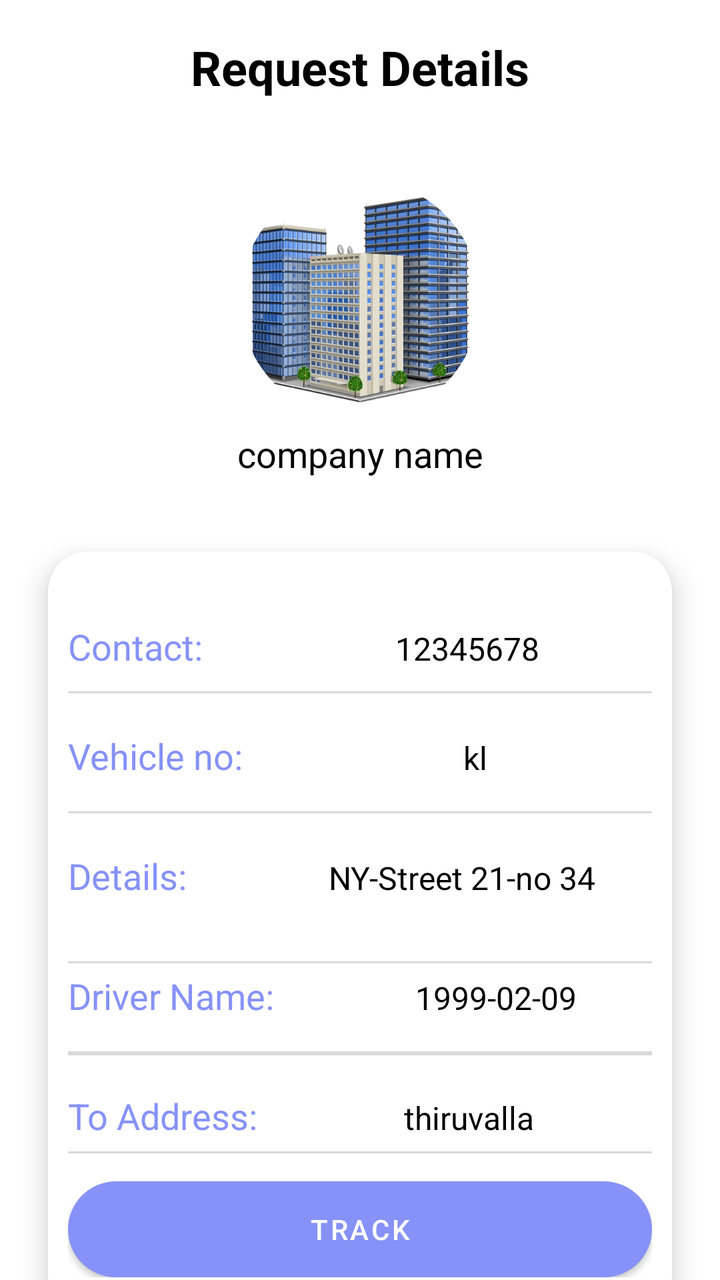
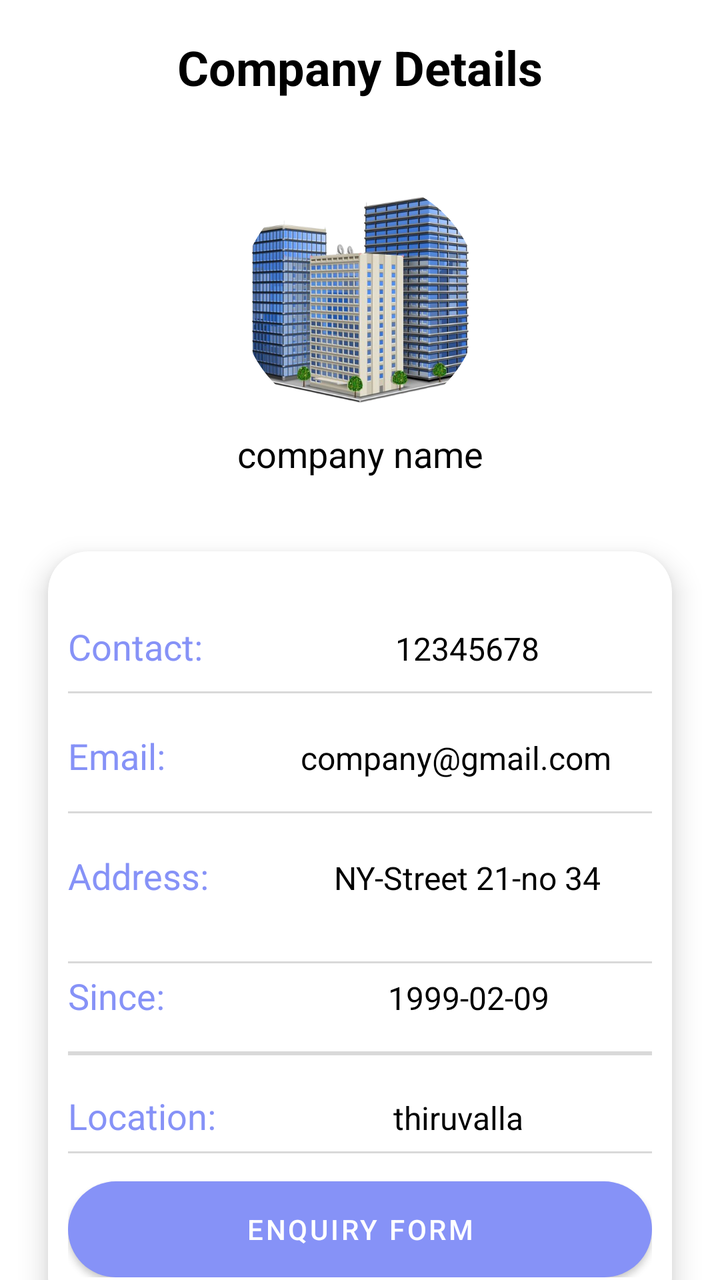

An Android layout rendered at two revisions. The XML below is the earlier revision; the diff shows what the commit changed to produce the second picture.
<!-- AndroidManifest.xml: application theme Base.Theme.GoBetween -->
<!-- res/layout/activity_company_details.xml -->
<?xml version="1.0" encoding="utf-8"?>
<LinearLayout
    xmlns:android="http://schemas.android.com/apk/res/android"
    xmlns:app="http://schemas.android.com/apk/res-auto"
    xmlns:tools="http://schemas.android.com/tools"
    android:layout_width="match_parent"
    android:layout_height="match_parent"
    android:orientation="vertical"
    tools:context=".CompanyDetails">
    <ImageView
        android:id="@+id/arrow"
        android:layout_width="35dp"
        android:layout_height="47dp"
        android:layout_gravity="start|center_vertical|center"
        android:layout_marginTop="15dp"
        android:src="@drawable/baseline_arrow_back_24" />

    <TextView
        android:layout_width="wrap_content"
        android:layout_height="wrap_content"
        android:id="@+id/detailName"
        android:text="Request Details"
        android:layout_marginTop="-45dp"
        android:textSize="24sp"
        android:textStyle="bold"
        android:layout_gravity="center"/>



        <com.google.android.material.imageview.ShapeableImageView
            android:id="@+id/logo"
            android:layout_width="120dp"
            android:layout_height="120dp"
            android:layout_gravity="center"
            android:layout_marginTop="40dp"
            android:scaleType="centerCrop"
            app:shapeAppearanceOverlay="@style/circle"
            android:src="@drawable/company" />

        <TextView
            android:id="@+id/companyname"
            android:layout_width="match_parent"
            android:layout_height="51dp"
            android:layout_marginTop="5dp"
            android:text="company name"
            android:textAlignment="center"
            android:textSize="18dp" />

    <androidx.cardview.widget.CardView
        android:id="@+id/linearLayout3"
        android:layout_width="match_parent"
        android:layout_height="383dp"
        android:layout_marginStart="24dp"
        android:layout_marginTop="10dp"
        android:layout_marginEnd="24dp"
        app:cardCornerRadius="20dp"
        app:cardElevation="8dp"
        android:layout_marginBottom="10dp"
        android:background="@drawable/white_background"
        android:elevation="3dp"
        android:orientation="vertical"
        app:layout_constraintBottom_toBottomOf="parent"
        app:layout_constraintEnd_toEndOf="parent"
        app:layout_constraintHorizontal_bias="1.0"
        app:layout_constraintStart_toStartOf="parent"
        app:layout_constraintTop_toBottomOf="@id/constraintLayout"
        app:layout_constraintVertical_bias="0.279"
        tools:layout_constraintStart_toEndOf="parent">

        <LinearLayout
            android:layout_width="match_parent"
            android:layout_height="wrap_content"
            android:layout_margin="10dp"
            android:layout_marginStart="10dp"
            android:layout_marginTop="24dp"
            android:layout_marginEnd="10dp"
            android:layout_marginBottom="10dp"
            android:orientation="horizontal"
            android:paddingTop="30dp">

            <TextView
                android:id="@+id/textView20"
                android:layout_width="wrap_content"
                android:layout_height="wrap_content"
                android:layout_weight="1"
                android:layout_marginTop="-5dp"
                android:text="Contact:"
                android:textColor="@color/lavender"
                android:textSize="18sp" />

            <TextView
                android:id="@+id/contact"
                android:layout_width="144dp"
                android:layout_height="wrap_content"
                android:layout_weight="1"
                android:layout_marginTop="-5dp"
                android:text="12345678"
                android:textAlignment="center"
                android:textSize="16sp" />

        </LinearLayout>

        <View
            android:id="@+id/view1"
            android:layout_width="match_parent"
            android:layout_height="1dp"
            android:layout_marginStart="10dp"
            android:layout_marginTop="70dp"
            android:layout_marginEnd="10dp"
            android:layout_marginBottom="6dp"
            android:background="#D9D9D9" />

        <LinearLayout
            android:layout_width="match_parent"
            android:layout_height="wrap_content"
            android:layout_margin="10dp"
            android:orientation="horizontal">

            <TextView
                android:id="@+id/textView31"
                android:layout_width="wrap_content"
                android:layout_height="wrap_content"
                android:layout_weight="1"
                android:layout_marginTop="80dp"
                android:text="Vehicle no:"
                android:textColor="@color/lavender"
                android:textSize="18sp" />

            <TextView
                android:id="@+id/email"
                android:layout_width="148dp"
                android:layout_height="wrap_content"
                android:layout_weight="1"
                android:layout_marginTop="80dp"
                android:text="kl"
                android:textAlignment="center"
                android:textSize="16sp" />

        </LinearLayout>

        <View
            android:id="@+id/view5"
            android:layout_width="match_parent"
            android:layout_height="1dp"
            android:layout_marginStart="10dp"
            android:layout_marginTop="130dp"
            android:layout_marginEnd="10dp"
            android:layout_marginBottom="6dp"
            android:background="#D9D9D9" />

        <LinearLayout
            android:layout_width="match_parent"
            android:layout_height="wrap_content"
            android:layout_margin="10dp"
            android:orientation="horizontal">

            <TextView
                android:id="@+id/textView22"
                android:layout_width="wrap_content"
                android:layout_height="wrap_content"
                android:layout_weight="1"
                android:layout_marginTop="140dp"
                android:text="Details:"
                android:textColor="@color/lavender"
                android:textSize="18sp" />

            <TextView
                android:id="@+id/address"
                android:layout_width="148dp"
                android:layout_height="wrap_content"
                android:layout_weight="1"
                android:layout_marginTop="140dp"
                android:layout_marginBottom="5dp"
                android:text="NY-Street 21-no 34"
                android:textAlignment="center"
                android:textSize="16sp" />

        </LinearLayout>

        <View
            android:id="@+id/view2"
            android:layout_width="match_parent"
            android:layout_height="1dp"
            android:layout_marginStart="10dp"
            android:layout_marginTop="205dp"
            android:layout_marginEnd="10dp"
            android:layout_marginBottom="6dp"
            android:background="#D9D9D9" />

        <LinearLayout
            android:layout_width="match_parent"
            android:layout_height="wrap_content"
            android:layout_margin="10dp"
            android:orientation="horizontal">

            <TextView
                android:id="@+id/textView24"
                android:layout_width="wrap_content"
                android:layout_height="wrap_content"
                android:layout_weight="1"
                android:layout_marginTop="200dp"
                android:text="Driver Name:"
                android:textColor="@color/lavender"
                android:textSize="18sp" />

            <TextView
                android:id="@+id/since"
                android:layout_width="122dp"
                android:layout_height="wrap_content"
                android:layout_weight="1"
                android:layout_marginTop="200dp"
                android:text="1999-02-09"
                android:textAlignment="center"
                android:textSize="16sp" />

        </LinearLayout>

        <View
            android:id="@+id/view3"
            android:layout_width="match_parent"
            android:layout_height="2dp"
            android:layout_marginStart="10dp"
            android:layout_marginTop="250dp"
            android:layout_marginEnd="10dp"
            android:layout_marginBottom="6dp"
            android:background="#D9D9D9" />

        <LinearLayout
            android:layout_width="match_parent"
            android:layout_height="wrap_content"
            android:layout_margin="10dp"
            android:orientation="horizontal">

            <TextView
                android:id="@+id/textView26"
                android:layout_width="wrap_content"
                android:layout_height="wrap_content"
                android:layout_weight="1"
                android:layout_marginTop="260dp"
                android:text="To Address:"
                android:textColor="@color/lavender"
                android:textSize="18sp" />

            <TextView
                android:id="@+id/location"
                android:layout_width="169dp"
                android:layout_height="wrap_content"
                android:layout_weight="1"
                android:layout_marginTop="260dp"
                android:text="thiruvalla"
                android:textAlignment="center"
                android:textSize="16sp" />

        </LinearLayout>

        <View
            android:id="@+id/view4"
            android:layout_width="match_parent"
            android:layout_height="1dp"
            android:layout_marginStart="10dp"
            android:layout_marginTop="300dp"
            android:layout_marginEnd="10dp"
            android:layout_marginBottom="6dp"
            android:background="#D9D9D9" />

        <View
            android:id="@+id/view6"
            android:layout_width="match_parent"
            android:layout_height="1dp"
            android:layout_marginStart="10dp"
            android:layout_marginTop= "375dp"
            android:layout_marginEnd="10dp"
            android:layout_marginBottom="6dp"
            android:background="#D9D9D9" />
        <LinearLayout
            android:layout_width="match_parent"
            android:layout_height="wrap_content"
            android:layout_margin="10dp">
        <Button
            android:id="@+id/b1"
            android:layout_width="match_parent"
            android:layout_height="wrap_content"
            android:layout_marginTop="305dp"
            android:background="@drawable/background_button1"
            android:text="Track" />
        </LinearLayout>
    </androidx.cardview.widget.CardView>
</LinearLayout>
<!-- resources referenced by this layout -->
<resources>
  <color name="lavender">#8692f7</color>
  <!-- drawable background_button1 (drawable) -->
  <?xml version="1.0" encoding="utf-8"?>
  <selector
      xmlns:android="http://schemas.android.com/apk/res/android">
  <item>
      <shape android:shape="rectangle"
          android:layout_width="match_parent"
          android:layout_height="50dp">
          <solid android:color="@color/green"/>
          <corners android:radius="50dp"/>
      </shape>
  </item>
  </selector>
  <!-- drawable baseline_arrow_back_24 (drawable) -->
  <vector android:autoMirrored="true" android:height="24dp"
      android:viewportHeight="24"
      android:viewportWidth="24" android:width="24dp" xmlns:android="http://schemas.android.com/apk/res/android">
      <path android:fillColor="@color/white" android:pathData="M20,11H7.83l5.59,-5.59L12,4l-8,8 8,8 1.41,-1.41L7.83,13H20v-2z"/>
  </vector>
  <!-- drawable company: png bitmap (drawable, 387835 bytes) -->
  <!-- drawable white_background (drawable) -->
  <?xml version="1.0" encoding="utf-8"?>
  <selector xmlns:android="http://schemas.android.com/apk/res/android">
  <item>
      <shape android:shape="rectangle">
          <solid android:color="@color/white"/>
          <corners android:radius="26dp"/>
      </shape>
  </item>
  </selector>
  <style name="circle">
          <item name="cornerSize">50%</item>
      </style>
  <style name="Base.Theme.GoBetween" parent="Theme.MaterialComponents.DayNight.NoActionBar">
          
          
  
      <item name="colorPrimary">@color/lavender</item>
      <item name="colorPrimaryVariant">@color/lavender</item>
      <item name="colorOnPrimary">@color/white</item>
  
      <item name="colorSecondary">@color/teal_200</item>
      <item name="colorSecondaryVariant">@color/teal_700</item>
      <item name="colorOnSecondary">@color/black</item>
          <item name="android:textColor">@color/black</item>
  
      <item name="android:statusBarColor">@color/white</item>
      </style>
  <color name="green">#7FD620</color>
  <color name="white">#FFFFFFFF</color>
  <color name="teal_200">#FF03DAC5</color>
  <color name="teal_700">#FF018786</color>
  <color name="black">#FF000000</color>
</resources>

<!-- the commit's change to res/layout/activity_company_details.xml (unified diff, before → after) -->
@@ -19,7 +19,7 @@
         android:layout_width="wrap_content"
         android:layout_height="wrap_content"
         android:id="@+id/detailName"
-        android:text="Request Details"
+        android:text="Company Details"
         android:layout_marginTop="-45dp"
         android:textSize="24sp"
         android:textStyle="bold"
@@ -27,24 +27,24 @@
 
 
 
-        <com.google.android.material.imageview.ShapeableImageView
-            android:id="@+id/logo"
-            android:layout_width="120dp"
-            android:layout_height="120dp"
-            android:layout_gravity="center"
-            android:layout_marginTop="40dp"
-            android:scaleType="centerCrop"
-            app:shapeAppearanceOverlay="@style/circle"
-            android:src="@drawable/company" />
-
-        <TextView
-            android:id="@+id/companyname"
-            android:layout_width="match_parent"
-            android:layout_height="51dp"
-            android:layout_marginTop="5dp"
-            android:text="company name"
-            android:textAlignment="center"
-            android:textSize="18dp" />
+    <com.google.android.material.imageview.ShapeableImageView
+        android:id="@+id/logo"
+        android:layout_width="120dp"
+        android:layout_height="120dp"
+        android:layout_gravity="center"
+        android:layout_marginTop="40dp"
+        android:scaleType="centerCrop"
+        app:shapeAppearanceOverlay="@style/circle"
+        android:src="@drawable/company" />
+
+    <TextView
+        android:id="@+id/companyname"
+        android:layout_width="match_parent"
+        android:layout_height="51dp"
+        android:layout_marginTop="5dp"
+        android:text="company name"
+        android:textAlignment="center"
+        android:textSize="18dp" />
 
     <androidx.cardview.widget.CardView
         android:id="@+id/linearLayout3"
@@ -122,7 +122,7 @@
                 android:layout_height="wrap_content"
                 android:layout_weight="1"
                 android:layout_marginTop="80dp"
-                android:text="Vehicle no:"
+                android:text="Email:"
                 android:textColor="@color/lavender"
                 android:textSize="18sp" />
 
@@ -132,7 +132,7 @@
                 android:layout_height="wrap_content"
                 android:layout_weight="1"
                 android:layout_marginTop="80dp"
-                android:text="kl"
+                android:text="company@gmail.com"
                 android:textAlignment="center"
                 android:textSize="16sp" />
 
@@ -160,7 +160,7 @@
                 android:layout_height="wrap_content"
                 android:layout_weight="1"
                 android:layout_marginTop="140dp"
-                android:text="Details:"
+                android:text="Address:"
                 android:textColor="@color/lavender"
                 android:textSize="18sp" />
 
@@ -199,7 +199,7 @@
                 android:layout_height="wrap_content"
                 android:layout_weight="1"
                 android:layout_marginTop="200dp"
-                android:text="Driver Name:"
+                android:text="Since:"
                 android:textColor="@color/lavender"
                 android:textSize="18sp" />
 
@@ -237,7 +237,7 @@
                 android:layout_height="wrap_content"
                 android:layout_weight="1"
                 android:layout_marginTop="260dp"
-                android:text="To Address:"
+                android:text="Location:"
                 android:textColor="@color/lavender"
                 android:textSize="18sp" />
 
@@ -276,13 +276,13 @@
             android:layout_width="match_parent"
             android:layout_height="wrap_content"
             android:layout_margin="10dp">
-        <Button
-            android:id="@+id/b1"
-            android:layout_width="match_parent"
-            android:layout_height="wrap_content"
-            android:layout_marginTop="305dp"
-            android:background="@drawable/background_button1"
-            android:text="Track" />
+            <Button
+                android:id="@+id/b1"
+                android:layout_width="match_parent"
+                android:layout_height="wrap_content"
+                android:layout_marginTop="305dp"
+                android:background="@drawable/background_button1"
+                android:text="Enquiry Form" />
         </LinearLayout>
     </androidx.cardview.widget.CardView>
 </LinearLayout>
